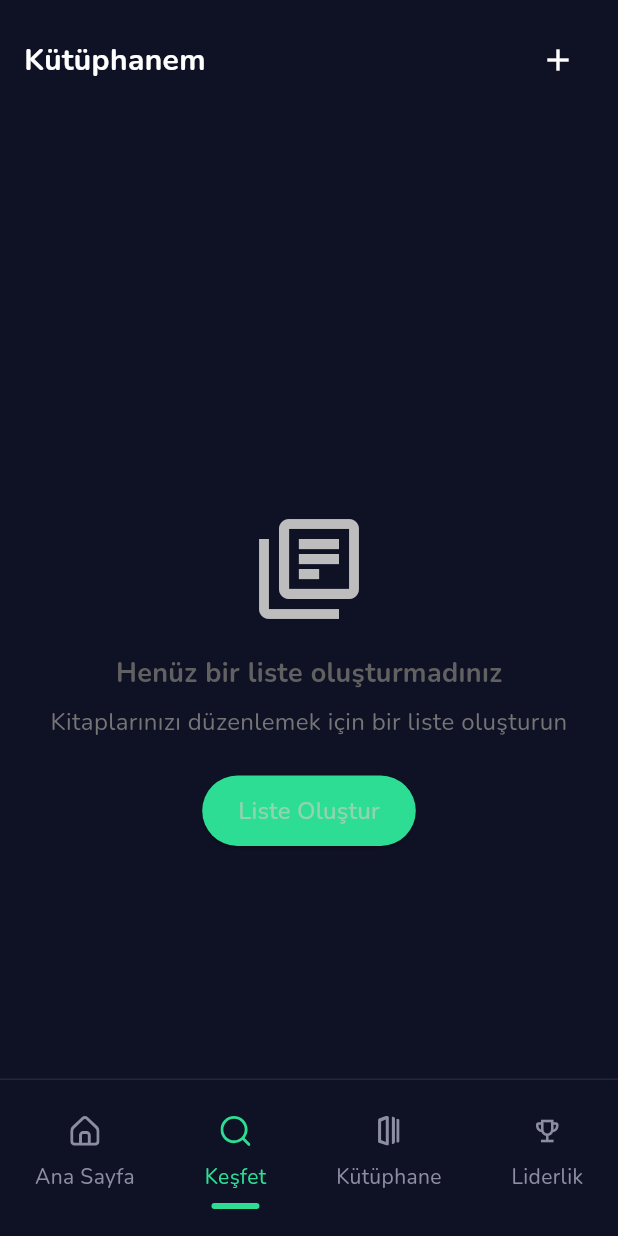
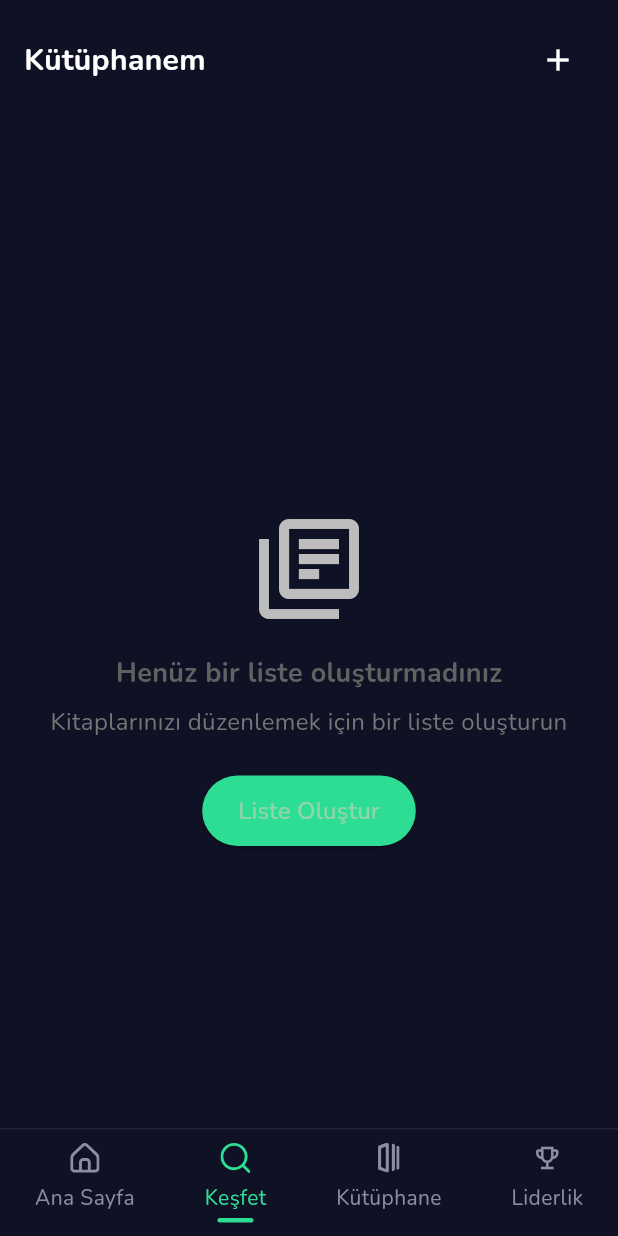
Before and after one commit to tywish-dev/classbook, a Flutter app: the screen it shows once a user with an empty profile is signed in, item 2 of the bottom bar chosen, on a phone screen of 412 x 824 dp. Run offline on Flutter 3.47's test engine with Material 3 defaults, Android fonts, the phone set to English and light mode, and no system bars; our stand-ins replace cloud_firestore, firebase_auth, firebase_core, flutter_svg, google_fonts; accounts and stored records are empty; network calls fail.

Commit message:
little changes to the bnavbar

```diff
--- a/lib/screens/home_screen.dart
+++ b/lib/screens/home_screen.dart
@@ -255,7 +255,9 @@ class _HomeScreenState extends State<HomeScreen> {
                 ),
                 SliverToBoxAdapter(child: _buildApiBookList()),
                 const SliverToBoxAdapter(
-                  child: SizedBox(height: 160), // For bottom nav + now playing
+                  child: SizedBox(
+                    height: BookNexusBottomNavBar.height + 8,
+                  ), // Fixed height for bottom nav
                 ),
               ],
             ),
--- a/lib/screens/leaderboard_screen.dart
+++ b/lib/screens/leaderboard_screen.dart
@@ -102,9 +102,11 @@ class _LeaderboardScreenState extends State<LeaderboardScreen> {
           ),
         ),
       ),
-      bottomNavigationBar: BottomNavbar(
-        selectedIndex: widget.selectedNavIndex,
-        onTap: widget.onNavTap,
+      bottomNavigationBar: SafeArea(
+        child: BookNexusBottomNavBar(
+          currentIndex: widget.selectedNavIndex,
+          onTap: widget.onNavTap ?? (_) {},
+        ),
       ),
     );
   }
--- a/lib/screens/library_screen.dart
+++ b/lib/screens/library_screen.dart
@@ -39,16 +39,6 @@ class _LibraryScreenState extends State<LibraryScreen> {
   Widget build(BuildContext context) {
     return Consumer<BookListProvider>(
       builder: (context, bookListProvider, child) {
-        // Loading state
-        if (bookListProvider.isLoading) {
-          return SafeArea(
-            child: Scaffold(
-              backgroundColor: AppColors.background,
-              body: const Center(child: CircularProgressIndicator()),
-            ),
-          );
-        }
-
         final lists = bookListProvider.lists;
 
         // Main content - match exactly the structure from HomeScreen
@@ -83,8 +73,15 @@ class _LibraryScreenState extends State<LibraryScreen> {
                       ),
                     ),
 
-                    // Main Content
-                    lists.isEmpty
+                    // Loading or main content
+                    bookListProvider.isLoading
+                        ? SliverFillRemaining(
+                          hasScrollBody: false,
+                          child: const Center(
+                            child: CircularProgressIndicator(),
+                          ),
+                        )
+                        : lists.isEmpty
                         ? SliverFillRemaining(
                           hasScrollBody: false,
                           child: _buildEmptyState(context),
@@ -101,7 +98,9 @@ class _LibraryScreenState extends State<LibraryScreen> {
                         ),
 
                     // Bottom padding for navigation bar
-                    const SliverToBoxAdapter(child: SizedBox(height: 160)),
+                    const SliverToBoxAdapter(
+                      child: SizedBox(height: BookNexusBottomNavBar.height + 8),
+                    ),
                   ],
                 ),
 
@@ -109,9 +108,11 @@ class _LibraryScreenState extends State<LibraryScreen> {
                   left: 0,
                   right: 0,
                   bottom: 0,
-                  child: BookNexusBottomNavBar(
-                    currentIndex: widget.selectedNavIndex,
-                    onTap: widget.onNavTap ?? (_) {},
+                  child: SafeArea(
+                    child: BookNexusBottomNavBar(
+                      currentIndex: widget.selectedNavIndex,
+                      onTap: widget.onNavTap ?? (_) {},
+                    ),
                   ),
                 ),
               ],
--- a/lib/widgets/bottom_navbar.dart
+++ b/lib/widgets/bottom_navbar.dart
@@ -5,6 +5,9 @@ import '../constants.dart';
 class BookNexusBottomNavBar extends StatelessWidget {
   final int currentIndex;
   final Function(int) onTap;
+
+  // Define a fixed height constant for the navigation bar
+  static const double height = 72.0;
 
   const BookNexusBottomNavBar({
     super.key,
@@ -15,11 +18,11 @@ class BookNexusBottomNavBar extends StatelessWidget {
   @override
   Widget build(BuildContext context) {
     return Container(
+      height: height,
       decoration: const BoxDecoration(
         color: AppColors.background,
         border: Border(top: BorderSide(color: AppColors.darkGrey, width: 1)),
       ),
-      padding: const EdgeInsets.only(top: 14, bottom: 8),
       child: Row(
         mainAxisAlignment: MainAxisAlignment.spaceAround,
         children: [
@@ -39,9 +42,10 @@ class BookNexusBottomNavBar extends StatelessWidget {
       onTap: () => onTap(index),
       behavior: HitTestBehavior.opaque,
       child: Padding(
-        padding: const EdgeInsets.symmetric(horizontal: 16, vertical: 10),
+        padding: const EdgeInsets.symmetric(horizontal: 16),
         child: Column(
           mainAxisSize: MainAxisSize.min,
+          mainAxisAlignment: MainAxisAlignment.center,
           children: [
             icon is String
                 ? SvgPicture.asset(
@@ -59,20 +63,20 @@ class BookNexusBottomNavBar extends StatelessWidget {
                   color:
                       isSelected ? AppColors.primaryGreen : AppColors.textGrey,
                 ),
-            const SizedBox(height: 10),
+            const SizedBox(height: 6),
             Text(
               label,
               style: AppTextStyles.caption.copyWith(
                 color: isSelected ? AppColors.primaryGreen : AppColors.textGrey,
               ),
             ),
-            const SizedBox(height: 8),
+            const SizedBox(height: 4),
             Container(
-              height: 4,
-              width: 32,
+              height: 3,
+              width: 24,
               decoration: BoxDecoration(
                 color: isSelected ? AppColors.primaryGreen : Colors.transparent,
-                borderRadius: BorderRadius.circular(4),
+                borderRadius: BorderRadius.circular(2),
               ),
             ),
           ],
```
